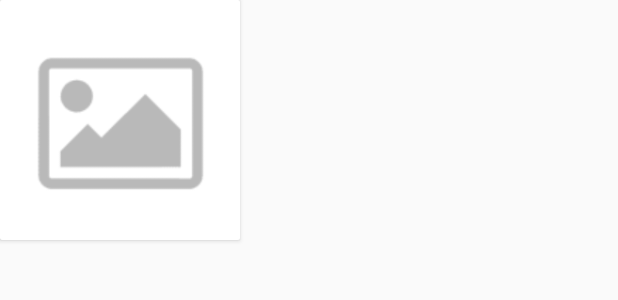
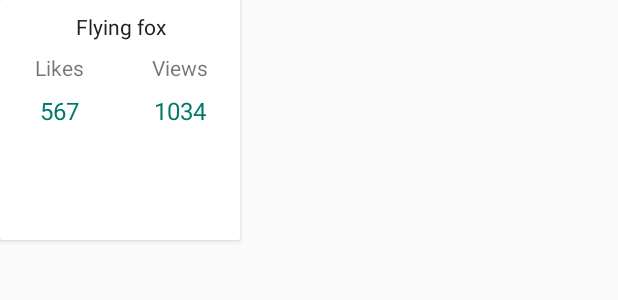
Before and after one commit to chandramohan11mx08/gallery-android-app, an Android app: the layout grid_view_item.xml on its own in the app's theme, with its tools: preview values and no code run, on a phone screen of 412 x 824 dp. Shown: the top 300 px of the screen. Run offline under Robolectric (Android 15) with nearby library versions, the phone set to English and light mode, and no system bars.

Commit message:
pull out common style of grid items to styles and reuse

```diff
--- a/app/src/main/res/layout/grid_view_item.xml
+++ b/app/src/main/res/layout/grid_view_item.xml
@@ -14,8 +14,8 @@
     <LinearLayout
         android:id="@+id/description_layout"
         android:layout_width="match_parent"
-        android:layout_height="wrap_content"
-        android:alpha="0"
+        android:layout_height="match_parent"
+        android:background="@color/colorWhite"
         android:orientation="vertical">
 
         <TextView
@@ -30,58 +30,34 @@
         <LinearLayout
             android:layout_width="match_parent"
             android:layout_height="wrap_content"
-            android:background="@color/colorWhite"
             android:gravity="center"
             android:orientation="horizontal">
 
-            <LinearLayout
-                android:layout_width="match_parent"
-                android:layout_height="wrap_content"
-                android:layout_weight="1"
-                android:gravity="center"
-                android:orientation="vertical">
+            <LinearLayout style="@style/likes_view_layout_style">
 
                 <TextView
                     android:id="@+id/name_label"
-                    android:layout_width="wrap_content"
-                    android:layout_height="wrap_content"
-                    android:gravity="center"
-                    android:padding="4dp"
+                    style="@style/likes_views_label_style"
                     android:text="Likes" />
 
                 <TextView
                     android:id="@+id/name_text"
-                    android:layout_width="wrap_content"
-                    android:layout_height="wrap_content"
-                    android:padding="8dp"
-                    android:text="567"
-                    android:textColor="@color/colorPrimaryText"
-                    android:textSize="16dp" />
+                    style="@style/likes_views_text_style"
+                    android:text="567" />
             </LinearLayout>
 
-            <LinearLayout
-                android:layout_width="match_parent"
-                android:layout_height="wrap_content"
-                android:layout_weight="1"
-                android:gravity="center"
-                android:orientation="vertical">
+            <LinearLayout style="@style/likes_view_layout_style">
 
                 <TextView
-                    android:layout_width="wrap_content"
-                    android:layout_height="wrap_content"
+                    style="@style/likes_views_label_style"
+
                     android:layout_below="@+id/name_label"
-                    android:gravity="center"
-                    android:padding="4dp"
                     android:text="Views" />
 
                 <TextView
                     android:id="@+id/views_text"
-                    android:layout_width="wrap_content"
-                    android:layout_height="wrap_content"
-                    android:padding="8dp"
-                    android:text="1034"
-                    android:textColor="@color/colorPrimaryText"
-                    android:textSize="16dp" />
+                    style="@style/likes_views_text_style"
+                    android:text="1034" />
             </LinearLayout>
 
 
--- a/app/src/main/res/values/styles.xml
+++ b/app/src/main/res/values/styles.xml
@@ -8,4 +8,26 @@
         <item name="colorAccent">@color/colorAccent</item>
     </style>
 
+    <style name="likes_views_label_style">
+        <item name="android:layout_width">wrap_content</item>
+        <item name="android:layout_height">wrap_content</item>
+        <item name="android:gravity">center</item>
+    </style>
+
+    <style name="likes_views_text_style">
+        <item name="android:layout_width">wrap_content</item>
+        <item name="android:layout_height">wrap_content</item>
+        <item name="android:padding">8dp</item>
+        <item name="android:textColor">@color/colorPrimaryDark</item>
+        <item name="android:textSize">16dp</item>
+    </style>
+
+    <style name="likes_view_layout_style">
+        <item name="android:layout_width">match_parent</item>
+        <item name="android:layout_height">wrap_content</item>
+        <item name="android:layout_weight">1</item>
+        <item name="android:gravity">center</item>
+        <item name="android:orientation">vertical</item>
+    </style>
+
 </resources>
```
